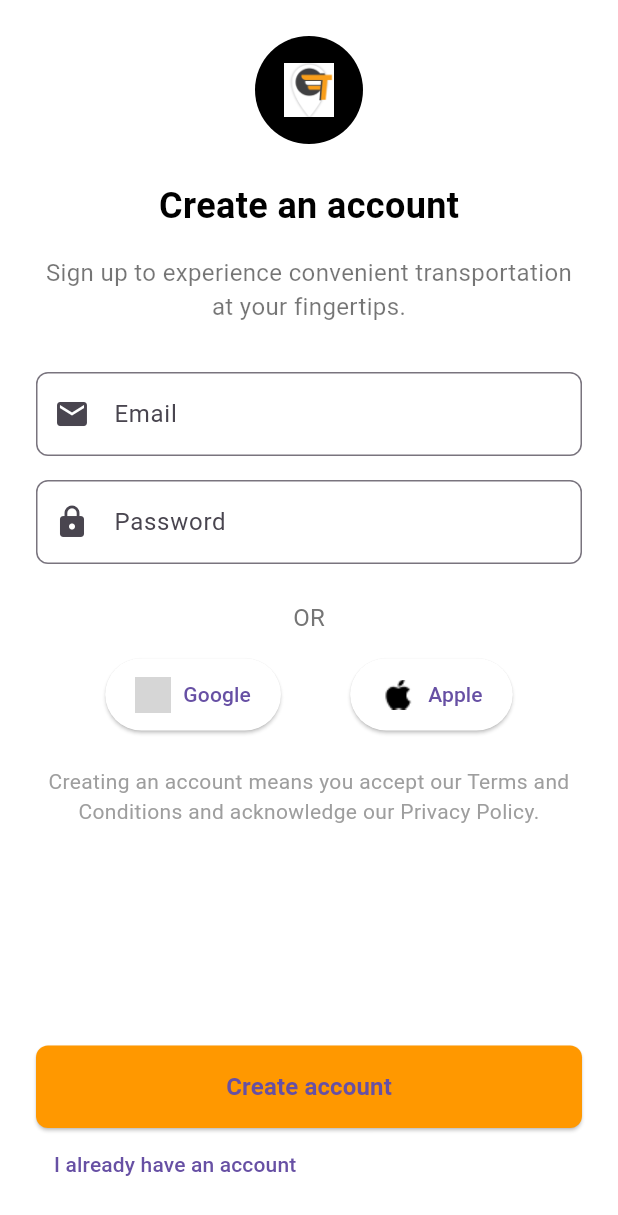
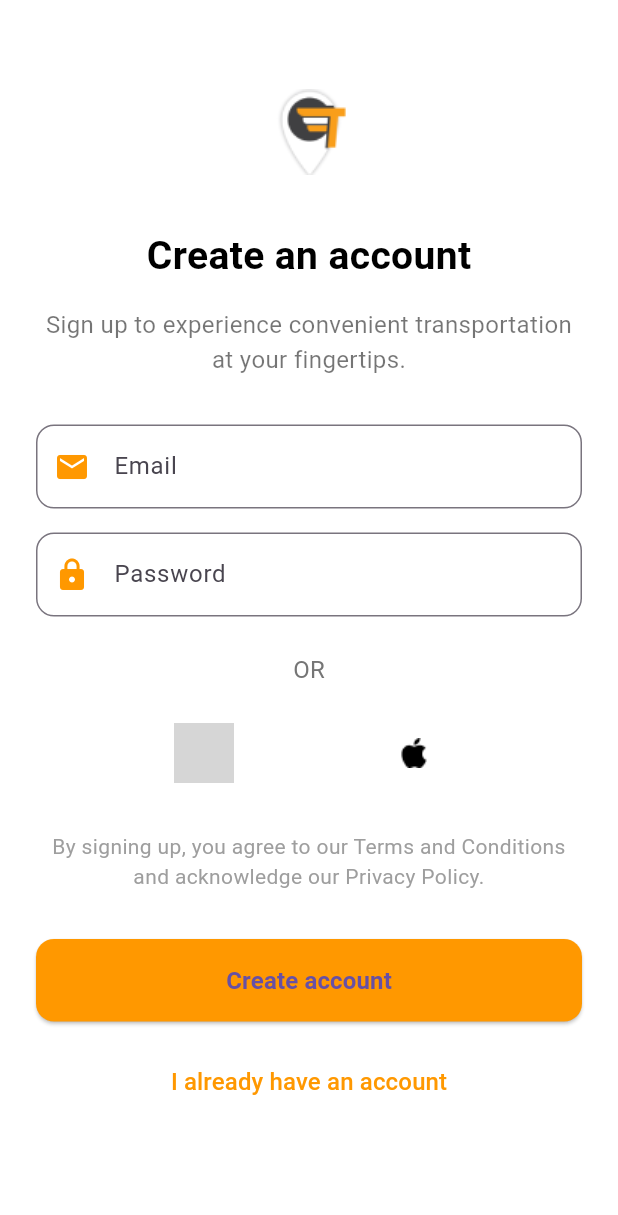
Before and after one commit to steve2700/toota-mobile-sa, a Flutter app: the SignUpScreen screen opened directly, on a phone screen of 412 x 824 dp. Shown: the top 1215 px of the screen. Run offline on Flutter 3.47's test engine with Material 3 defaults, Android fonts, the phone set to English and light mode, and no system bars; our stand-ins replace dio, flutter_riverpod, flutter_svg, font_awesome_flutter, geolocator, google_maps_flutter; missing offline and left inert: google_maps_flutter_platform_interface; grey boxes are pictures that could not be loaded.

Commit message:
enhanced the auth screens and services

```diff
--- a/toota_mobile_sa/lib/screens/sign_up_screen/sign_up_screen.dart
+++ b/toota_mobile_sa/lib/screens/sign_up_screen/sign_up_screen.dart
@@ -1,6 +1,6 @@
 import 'package:flutter/material.dart';
 import 'package:flutter_riverpod/flutter_riverpod.dart';
-import 'package:toota_mobile_sa/providers/auth_provider_create.dart'; // Import the provider
+import 'package:toota_mobile_sa/providers/auth_provider_create.dart';
 import 'package:toota_mobile_sa/constants.dart';
 import 'package:toota_mobile_sa/screens/sign_up_screen/sign_up_screen_one/sign_up_screen_one.dart';
 
@@ -59,31 +59,25 @@ class _SignUpScreenState extends ConsumerState<SignUpScreen> {
     }
   }
 
-
   @override
   Widget build(BuildContext context) {
     final double width = MediaQuery.of(context).size.width;
 
     return Scaffold(
       backgroundColor: Colors.white,
-      body: Padding(
-        padding: const EdgeInsets.all(24.0),
+      body: SingleChildScrollView(
+        padding: const EdgeInsets.symmetric(horizontal: 24, vertical: 48),
         child: Column(
-          mainAxisAlignment: MainAxisAlignment.center,
           crossAxisAlignment: CrossAxisAlignment.start,
           children: [
             Center(
-              child: CircleAvatar(
-                radius: 36,
-                backgroundColor: Colors.black,
-                child: Image.asset('assets/images/icon.png', width: 36, height: 36),
-              ),
+              child: Image.asset('assets/images/icon.png', width: 80, height: 80),
             ),
             const SizedBox(height: 24),
             const Center(
               child: Text(
                 'Create an account',
-                style: TextStyle(fontSize: 24, fontWeight: FontWeight.bold, color: Colors.black),
+                style: TextStyle(fontSize: 26, fontWeight: FontWeight.bold, color: Colors.black),
               ),
             ),
             const SizedBox(height: 16),
@@ -98,8 +92,8 @@ class _SignUpScreenState extends ConsumerState<SignUpScreen> {
               keyboardType: TextInputType.emailAddress,
               decoration: InputDecoration(
                 labelText: 'Email',
-                prefixIcon: const Icon(Icons.email),
-                border: OutlineInputBorder(borderRadius: BorderRadius.circular(8)),
+                prefixIcon: const Icon(Icons.email, color: Colors.orange),
+                border: OutlineInputBorder(borderRadius: BorderRadius.circular(12)),
               ),
             ),
             const SizedBox(height: 16),
@@ -108,8 +102,8 @@ class _SignUpScreenState extends ConsumerState<SignUpScreen> {
               obscureText: true,
               decoration: InputDecoration(
                 labelText: 'Password',
-                prefixIcon: const Icon(Icons.lock),
-                border: OutlineInputBorder(borderRadius: BorderRadius.circular(8)),
+                prefixIcon: const Icon(Icons.lock, color: Colors.orange),
+                border: OutlineInputBorder(borderRadius: BorderRadius.circular(12)),
               ),
             ),
             const SizedBox(height: 24),
@@ -120,33 +114,23 @@ class _SignUpScreenState extends ConsumerState<SignUpScreen> {
             Row(
               mainAxisAlignment: MainAxisAlignment.spaceEvenly,
               children: [
-                ElevatedButton.icon(
+                IconButton(
                   onPressed: () {},
-                  icon: Image.asset('assets/images/google.png', width: 24, height: 24),
-                  label: const Text('Google'),
-                  style: ElevatedButton.styleFrom(
-                    backgroundColor: Colors.white,
-                    padding: const EdgeInsets.symmetric(vertical: 12, horizontal: 20),
-                  ),
+                  icon: Image.asset('assets/images/google.png', width: 40, height: 40),
                 ),
-                ElevatedButton.icon(
+                IconButton(
                   onPressed: () {},
-                  icon: Image.asset('assets/images/apple.png', width: 24, height: 24),
-                  label: const Text('Apple'),
-                  style: ElevatedButton.styleFrom(
-                    backgroundColor: Colors.white,
-                    padding: const EdgeInsets.symmetric(vertical: 12, horizontal: 20),
-                  ),
+                  icon: Image.asset('assets/images/apple.png', width: 40, height: 40),
                 ),
               ],
             ),
             const SizedBox(height: 24),
             const Text(
-              'Creating an account means you accept our Terms and Conditions and acknowledge our Privacy Policy.',
+              'By signing up, you agree to our Terms and Conditions and acknowledge our Privacy Policy.',
               style: TextStyle(fontSize: 14, color: Colors.grey),
               textAlign: TextAlign.center,
             ),
-            const Spacer(),
+            const SizedBox(height: 32),
             SizedBox(
               width: width,
               child: ElevatedButton(
@@ -154,7 +138,7 @@ class _SignUpScreenState extends ConsumerState<SignUpScreen> {
                 style: ElevatedButton.styleFrom(
                   backgroundColor: Colors.orange,
                   padding: const EdgeInsets.symmetric(vertical: 16),
-                  shape: RoundedRectangleBorder(borderRadius: BorderRadius.circular(8)),
+                  shape: RoundedRectangleBorder(borderRadius: BorderRadius.circular(12)),
                 ),
                 child: isLoading
                     ? const CircularProgressIndicator(color: Colors.white)
@@ -164,12 +148,18 @@ class _SignUpScreenState extends ConsumerState<SignUpScreen> {
                       ),
               ),
             ),
-            TextButton(
-              onPressed: () {
-                Navigator.pushReplacementNamed(context, RouteNames.login);
-              },
-              child: const Text('I already have an account'),
-            )
+            const SizedBox(height: 16),
+            Center(
+              child: TextButton(
+                onPressed: () {
+                  Navigator.pushReplacementNamed(context, RouteNames.login);
+                },
+                child: const Text(
+                  'I already have an account',
+                  style: TextStyle(fontSize: 16, color: Colors.orange),
+                ),
+              ),
+            ),
           ],
         ),
       ),
```
